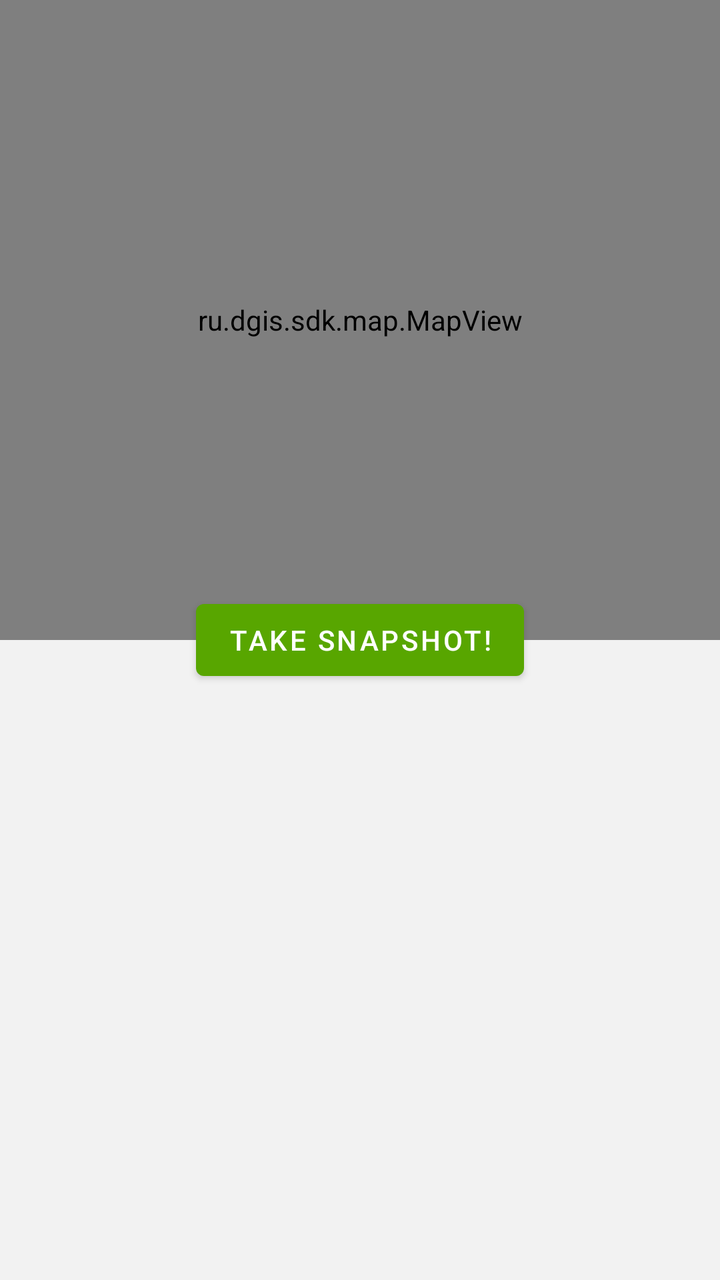
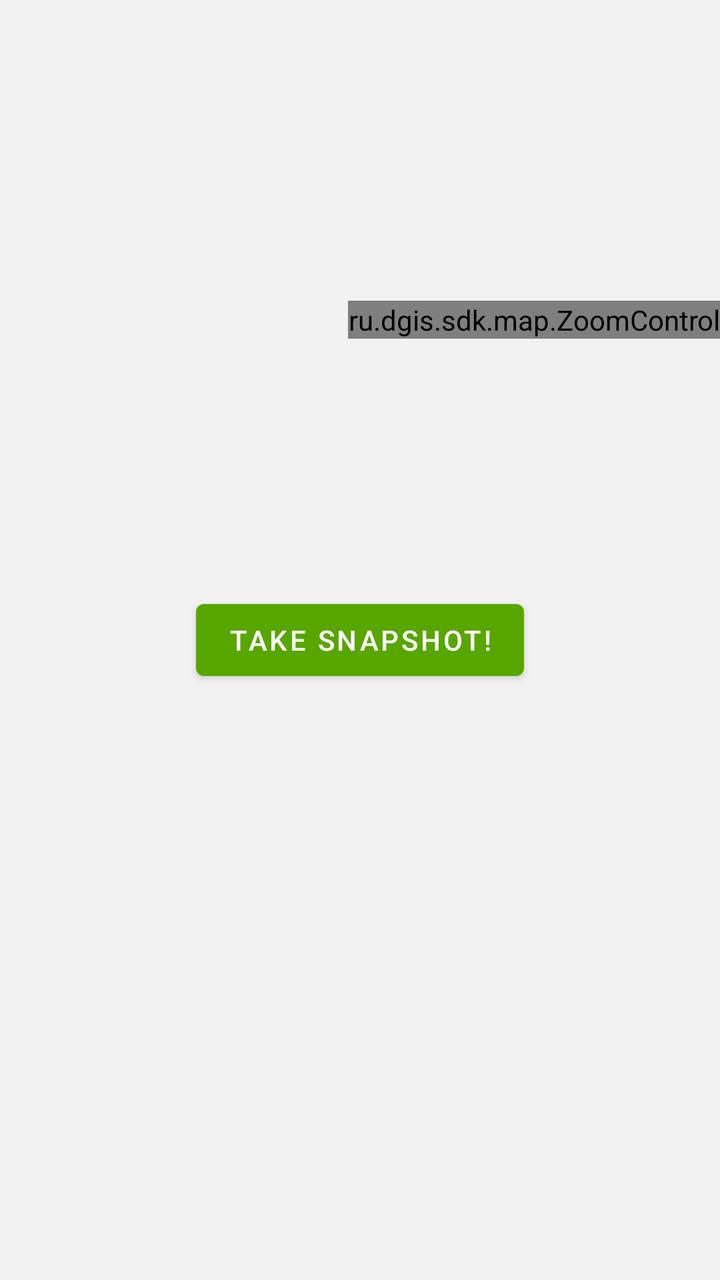

Before-and-after screenshots of an Android layout around one commit, followed by the original layout XML and the change that was made.
<!-- AndroidManifest.xml: application theme AppTheme -->
<!-- res/layout/activity_take_snapshot.xml -->
<?xml version="1.0" encoding="utf-8"?>
<androidx.constraintlayout.widget.ConstraintLayout xmlns:android="http://schemas.android.com/apk/res/android"
    xmlns:app="http://schemas.android.com/apk/res-auto"
    xmlns:tools="http://schemas.android.com/tools"
    android:id="@+id/main"
    android:layout_width="match_parent"
    android:layout_height="match_parent"
    tools:context=".TakeSnapshotActivity">

    <ru.dgis.sdk.map.MapView
        android:id="@+id/mapView"
        android:layout_width="0dp"
        android:layout_height="0dp"
        app:dgis_cameraTargetLat="25.19473094728837"
        app:dgis_cameraTargetLng="55.274968072772026"
        app:dgis_cameraZoom="15.94"
        app:layout_constraintBottom_toTopOf="@id/snapshotView"
        app:layout_constraintEnd_toEndOf="parent"
        app:layout_constraintStart_toStartOf="parent"
        app:layout_constraintTop_toTopOf="parent"
        app:layout_constraintVertical_weight="1">

        <ru.dgis.sdk.map.ZoomControl
            android:layout_width="wrap_content"
            android:layout_height="wrap_content"
            android:layout_gravity="center|end" />
    </ru.dgis.sdk.map.MapView>

    <ImageView
        android:id="@+id/snapshotView"
        android:layout_width="0dp"
        android:layout_height="0dp"
        android:background="#00000000"
        android:importantForAccessibility="no"
        app:layout_constraintBottom_toBottomOf="parent"
        app:layout_constraintEnd_toEndOf="parent"
        app:layout_constraintStart_toStartOf="parent"
        app:layout_constraintTop_toBottomOf="@id/mapView"
        app:layout_constraintVertical_weight="1" />

    <com.google.android.material.button.MaterialButton
        android:id="@+id/snapshotButton"
        android:layout_width="wrap_content"
        android:layout_height="wrap_content"
        android:text="@string/take_snapshot"
        app:layout_constraintBottom_toBottomOf="parent"
        app:layout_constraintEnd_toEndOf="parent"
        app:layout_constraintStart_toStartOf="parent"
        app:layout_constraintTop_toTopOf="parent" />

</androidx.constraintlayout.widget.ConstraintLayout>
<!-- resources referenced by this layout -->
<resources>
  <string name="take_snapshot">Take snapshot!</string>
  <style name="AppTheme" parent="Theme.MaterialComponents.DayNight.NoActionBar">
  
          <item name="android:colorBackground">@color/seashell</item>
          <item name="android:textColorPrimary">@color/black</item>
          <item name="android:windowTranslucentStatus">true</item>
  
          <item name="colorAccent">@color/laurel</item>
          <item name="colorOnBackground">@color/black</item>
          <item name="colorPrimary">@color/laurel</item>
          <item name="colorPrimaryDark">@color/black_20</item>
          <item name="colorSecondary">@color/silver</item>
          <item name="colorSurface">@color/white</item>
  
  
          <item name="switchStyle">@style/SwitchItem</item>
      </style>
  <color name="seashell">#f2f2f2</color>
  <color name="black">#000000</color>
  <color name="laurel">#58a600</color>
  <color name="black_20">#33000000</color>
  <color name="silver">#cccccc</color>
  <color name="white">#ffffff</color>
  <style name="SwitchItem" parent="Widget.MaterialComponents.CompoundButton.Switch">
          <item name="android:layout_marginStart">12dp</item>
          <item name="android:enabled">true</item>
          <item name="android:textAppearance">@style/BodyRegularLeftBlack</item>
          <item name="android:backgroundTint">?attr/colorSurface</item>
          <item name="showText">false</item>
          <item name="lineHeight">18dp</item>
          <item name="useMaterialThemeColors">false</item>
  
      </style>
  <style name="BodyRegularLeftBlack">
          <item name="android:fontFamily">@font/suisse_intl_regular</item>
          <item name="android:textStyle">normal</item>
          <item name="android:textSize">14sp</item>
          <item name="android:lineSpacingExtra">4sp</item>
          <item name="android:textColor">?android:attr/textColorPrimary</item>
      </style>
</resources>

<!-- the commit's change to res/layout/activity_take_snapshot.xml (unified diff, before → after) -->
@@ -7,13 +7,10 @@
     android:layout_height="match_parent"
     tools:context=".TakeSnapshotActivity">
 
-    <ru.dgis.sdk.map.MapView
-        android:id="@+id/mapView"
+    <FrameLayout
+        android:id="@+id/mapContainer"
         android:layout_width="0dp"
         android:layout_height="0dp"
-        app:dgis_cameraTargetLat="25.19473094728837"
-        app:dgis_cameraTargetLng="55.274968072772026"
-        app:dgis_cameraZoom="15.94"
         app:layout_constraintBottom_toTopOf="@id/snapshotView"
         app:layout_constraintEnd_toEndOf="parent"
         app:layout_constraintStart_toStartOf="parent"
@@ -21,10 +18,11 @@
         app:layout_constraintVertical_weight="1">
 
         <ru.dgis.sdk.map.ZoomControl
+            android:id="@+id/zoomControl"
             android:layout_width="wrap_content"
             android:layout_height="wrap_content"
             android:layout_gravity="center|end" />
-    </ru.dgis.sdk.map.MapView>
+    </FrameLayout>
 
     <ImageView
         android:id="@+id/snapshotView"
@@ -35,7 +33,7 @@
         app:layout_constraintBottom_toBottomOf="parent"
         app:layout_constraintEnd_toEndOf="parent"
         app:layout_constraintStart_toStartOf="parent"
-        app:layout_constraintTop_toBottomOf="@id/mapView"
+        app:layout_constraintTop_toBottomOf="@id/mapContainer"
         app:layout_constraintVertical_weight="1" />
 
     <com.google.android.material.button.MaterialButton
